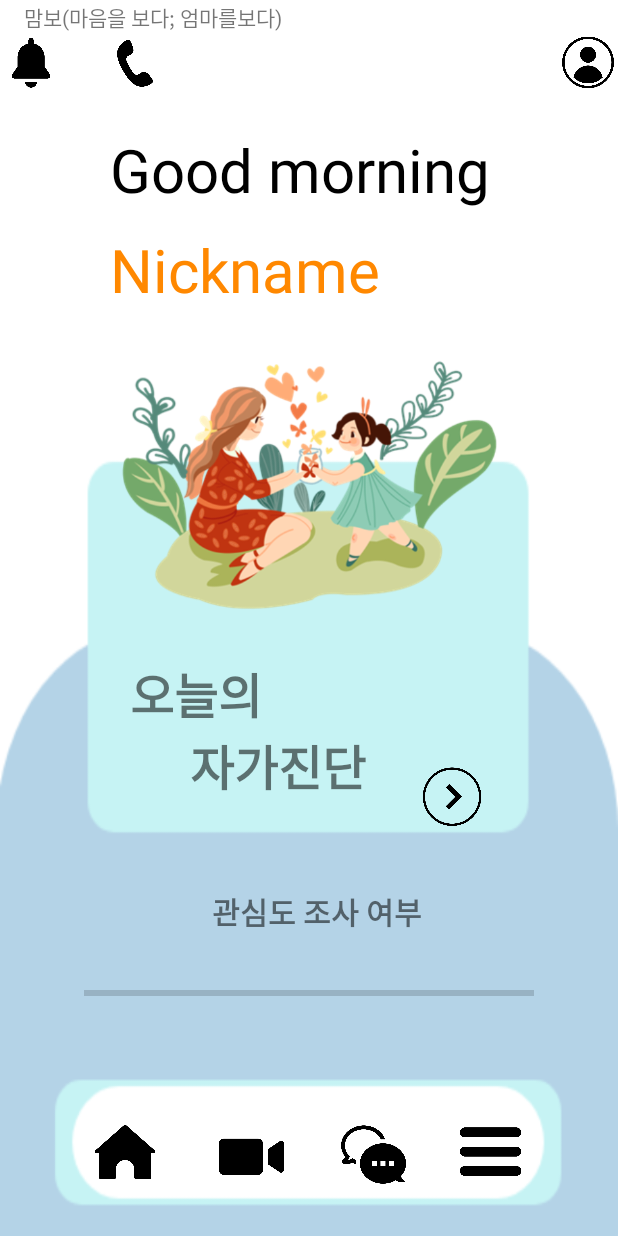
After one commit to 22896/mombo, an Android app: the layout activity_first2.xml on its own in the app's theme, with its tools: preview values and no code run, on a phone screen of 412 x 824 dp. The commit adds this screen. Run offline under Robolectric (Android 15) with nearby library versions, the phone set to English and light mode, and no system bars.

Commit message:
가족용 메인 다시만들었긔...

```diff
--- a/app/src/main/res/layout/activity_camera.xml
+++ b/app/src/main/res/layout/activity_camera.xml
@@ -5,6 +5,7 @@
     android:id="@+id/back"
     android:layout_width="match_parent"
     android:layout_height="match_parent"
+    android:background="@drawable/saaaa"
     tools:context=".camera">
 
     <ImageButton
@@ -138,4 +139,5 @@
         app:layout_constraintHorizontal_bias="0.489"
         app:layout_constraintStart_toStartOf="parent"
         app:layout_constraintTop_toTopOf="parent" />
+
 </androidx.constraintlayout.widget.ConstraintLayout>
--- a/app/src/main/res/layout/activity_choice.xml
+++ b/app/src/main/res/layout/activity_choice.xml
@@ -4,6 +4,7 @@
     xmlns:tools="http://schemas.android.com/tools"
     android:layout_width="match_parent"
     android:layout_height="match_parent"
+
     tools:context=".MainActivity">
 
     <TextView
--- /dev/null
+++ b/app/src/main/res/layout/activity_first2.xml
@@ -0,0 +1,280 @@
+<?xml version="1.0" encoding="utf-8"?>
+<androidx.constraintlayout.widget.ConstraintLayout xmlns:android="http://schemas.android.com/apk/res/android"
+    xmlns:app="http://schemas.android.com/apk/res-auto"
+    xmlns:tools="http://schemas.android.com/tools"
+    android:layout_width="match_parent"
+    android:layout_height="match_parent"
+    android:background="@drawable/dfss">
+
+
+    <ImageView
+        android:id="@+id/imageView"
+        android:layout_width="349dp"
+        android:layout_height="258dp"
+        app:layout_constraintBottom_toBottomOf="parent"
+        app:layout_constraintEnd_toEndOf="parent"
+        app:layout_constraintStart_toStartOf="parent"
+        app:layout_constraintTop_toTopOf="parent"
+        app:layout_constraintVertical_bias="0.344"
+        app:srcCompat="@drawable/photo2" />
+
+    <TextView
+        android:id="@+id/textView"
+        android:layout_width="331dp"
+        android:layout_height="58dp"
+        android:layout_marginStart="73dp"
+        android:layout_marginLeft="73dp"
+        android:layout_marginEnd="20dp"
+        android:layout_marginRight="20dp"
+        android:text="Good morning"
+        android:textColor="@android:color/black"
+        android:textSize="40sp"
+        app:layout_constraintBottom_toBottomOf="parent"
+        app:layout_constraintEnd_toEndOf="parent"
+        app:layout_constraintHorizontal_bias="0.0"
+        app:layout_constraintStart_toStartOf="parent"
+        app:layout_constraintTop_toTopOf="parent"
+        app:layout_constraintVertical_bias="0.112" />
+
+    <TextView
+        android:id="@+id/textView4"
+        android:layout_width="331dp"
+        android:layout_height="58dp"
+        android:layout_marginStart="73dp"
+        android:layout_marginLeft="73dp"
+        android:layout_marginEnd="20dp"
+        android:layout_marginRight="20dp"
+        android:layout_marginBottom="1dp"
+        android:text="Nickname"
+        android:textColor="@android:color/holo_orange_dark"
+        android:textSize="40sp"
+        app:layout_constraintBottom_toBottomOf="parent"
+        app:layout_constraintEnd_toEndOf="parent"
+        app:layout_constraintHorizontal_bias="0.0"
+        app:layout_constraintStart_toStartOf="parent"
+        app:layout_constraintTop_toTopOf="parent"
+        app:layout_constraintVertical_bias="0.2" />
+
+    <TextView
+        android:id="@+id/textView3"
+        android:layout_width="wrap_content"
+        android:layout_height="wrap_content"
+        android:layout_marginStart="16dp"
+        android:layout_marginLeft="16dp"
+        android:layout_marginEnd="220dp"
+        android:layout_marginRight="220dp"
+        android:layout_marginBottom="9dp"
+        android:text="맘보(마음을 보다; 엄마를보다)"
+        app:layout_constraintBottom_toBottomOf="parent"
+        app:layout_constraintEnd_toEndOf="parent"
+        app:layout_constraintHorizontal_bias="0.0"
+        app:layout_constraintStart_toStartOf="parent"
+        app:layout_constraintTop_toTopOf="parent"
+        app:layout_constraintVertical_bias="0.001" />
+
+    <ImageButton
+        android:id="@+id/imageButton6"
+        android:layout_width="40dp"
+        android:layout_height="40dp"
+        android:layout_marginStart="16dp"
+        android:layout_marginLeft="16dp"
+        android:layout_marginEnd="13dp"
+        android:layout_marginRight="13dp"
+        android:background="@android:color/transparent"
+        android:padding="0dp"
+        android:scaleType="fitCenter"
+        app:layout_constraintBottom_toBottomOf="parent"
+        app:layout_constraintEnd_toStartOf="@+id/imageButton7"
+        app:layout_constraintStart_toStartOf="parent"
+        app:layout_constraintTop_toTopOf="parent"
+        app:layout_constraintVertical_bias="0.028"
+        app:srcCompat="@drawable/noun_bell_3319638" />
+
+    <ImageButton
+        android:id="@+id/imageButton7"
+        android:layout_width="40dp"
+        android:layout_height="40dp"
+        android:layout_marginStart="16dp"
+        android:layout_marginLeft="16dp"
+        android:layout_marginEnd="246dp"
+        android:layout_marginRight="246dp"
+        android:background="@android:color/transparent"
+        android:padding="0dp"
+        android:scaleType="fitCenter"
+        app:layout_constraintBottom_toBottomOf="parent"
+        app:layout_constraintEnd_toStartOf="@+id/imageButton8"
+        app:layout_constraintStart_toEndOf="@+id/imageButton6"
+        app:layout_constraintTop_toBottomOf="@+id/textView3"
+        app:layout_constraintVertical_bias="0.0"
+        app:srcCompat="@drawable/noun_phone_1778832" />
+
+    <ImageButton
+        android:id="@+id/imageButton8"
+        android:layout_width="40dp"
+        android:layout_height="40dp"
+        android:layout_marginStart="16dp"
+        android:layout_marginLeft="16dp"
+        android:layout_marginEnd="16dp"
+        android:layout_marginRight="16dp"
+        android:background="@android:color/transparent"
+        android:padding="0dp"
+        android:scaleType="fitCenter"
+        app:layout_constraintBottom_toBottomOf="parent"
+        app:layout_constraintEnd_toEndOf="parent"
+        app:layout_constraintStart_toEndOf="@+id/imageButton7"
+        app:layout_constraintTop_toTopOf="parent"
+        app:layout_constraintVertical_bias="0.028"
+        app:srcCompat="@drawable/noun_user_2699583" />
+
+    <ImageButton
+        android:id="@+id/imageButton9"
+        android:layout_width="52dp"
+        android:layout_height="48dp"
+        android:layout_marginStart="53dp"
+        android:layout_marginLeft="53dp"
+        android:layout_marginEnd="18dp"
+        android:layout_marginRight="18dp"
+        android:layout_marginBottom="32dp"
+        android:background="@android:color/transparent"
+        android:padding="0dp"
+        android:scaleType="fitCenter"
+        app:layout_constraintBottom_toBottomOf="parent"
+        app:layout_constraintEnd_toStartOf="@+id/imageButton10"
+        app:layout_constraintStart_toStartOf="parent"
+        app:srcCompat="@drawable/noun_home_800461" />
+
+    <ImageButton
+        android:id="@+id/imageButton10"
+        android:layout_width="58dp"
+        android:layout_height="52dp"
+        android:layout_marginStart="6dp"
+        android:layout_marginLeft="6dp"
+        android:layout_marginEnd="23dp"
+        android:layout_marginRight="23dp"
+        android:layout_marginBottom="28dp"
+        android:background="@android:color/transparent"
+        android:padding="0dp"
+        android:scaleType="fitCenter"
+        app:layout_constraintBottom_toBottomOf="parent"
+        app:layout_constraintEnd_toStartOf="@+id/imageButton11"
+        app:layout_constraintStart_toEndOf="@+id/imageButton9"
+        app:srcCompat="@drawable/noun_video_camera_3318574" />
+
+    <ImageButton
+        android:id="@+id/imageButton11"
+        android:layout_width="51dp"
+        android:layout_height="45dp"
+        android:layout_marginEnd="10dp"
+        android:layout_marginRight="10dp"
+        android:layout_marginBottom="32dp"
+        android:background="@android:color/transparent"
+        android:padding="0dp"
+        android:scaleType="fitCenter"
+        app:layout_constraintBottom_toBottomOf="parent"
+        app:layout_constraintEnd_toStartOf="@+id/imageButton12"
+        app:layout_constraintStart_toEndOf="@+id/imageButton10"
+        app:srcCompat="@drawable/noun_talking_546894" />
+
+    <ImageButton
+        android:id="@+id/imageButton12"
+        android:layout_width="47dp"
+        android:layout_height="42dp"
+        android:layout_marginStart="14dp"
+        android:layout_marginLeft="14dp"
+        android:layout_marginEnd="57dp"
+        android:layout_marginRight="57dp"
+        android:layout_marginBottom="36dp"
+        android:background="@android:color/transparent"
+        android:padding="0dp"
+        android:scaleType="fitCenter"
+        app:layout_constraintBottom_toBottomOf="parent"
+        app:layout_constraintEnd_toEndOf="parent"
+        app:layout_constraintStart_toEndOf="@+id/imageButton11"
+        app:srcCompat="@drawable/noun_menu_2091765" />
+
+    <ImageButton
+        android:id="@+id/imageButton13"
+        android:layout_width="45dp"
+        android:layout_height="45dp"
+        android:layout_marginStart="1dp"
+        android:layout_marginLeft="1dp"
+        android:layout_marginEnd="70dp"
+        android:layout_marginRight="70dp"
+        android:layout_marginBottom="167dp"
+        android:background="@android:color/transparent"
+        android:padding="0dp"
+        android:scaleType="fitCenter"
+        app:layout_constraintBottom_toBottomOf="parent"
+        app:layout_constraintEnd_toEndOf="parent"
+        app:layout_constraintHorizontal_bias="0.645"
+        app:layout_constraintStart_toEndOf="@+id/textView5"
+        app:layout_constraintTop_toTopOf="parent"
+        app:layout_constraintVertical_bias="0.832"
+        app:srcCompat="@drawable/noun_next_1096193" />
+
+    <TextView
+        android:id="@+id/textView7"
+        android:layout_width="wrap_content"
+        android:layout_height="wrap_content"
+        android:text="오늘의"
+        android:textSize="32sp"
+        android:textStyle="bold"
+        app:layout_constraintBottom_toTopOf="@+id/textView5"
+        app:layout_constraintEnd_toEndOf="parent"
+        app:layout_constraintHorizontal_bias="0.268"
+        app:layout_constraintStart_toStartOf="parent"
+        app:layout_constraintTop_toTopOf="parent"
+        app:layout_constraintVertical_bias="1.0" />
+
+    <TextView
+        android:id="@+id/textView5"
+        android:layout_width="wrap_content"
+        android:layout_height="wrap_content"
+        android:text="자가진단"
+        android:textSize="32sp"
+        android:textStyle="bold"
+        app:layout_constraintBottom_toBottomOf="parent"
+        app:layout_constraintEnd_toEndOf="parent"
+        app:layout_constraintHorizontal_bias="0.429"
+        app:layout_constraintStart_toStartOf="parent"
+        app:layout_constraintTop_toTopOf="parent"
+        app:layout_constraintVertical_bias="0.627" />
+
+    <TextView
+        android:id="@+id/textView6"
+        android:layout_width="wrap_content"
+        android:layout_height="wrap_content"
+        android:layout_marginStart="154dp"
+        android:layout_marginLeft="154dp"
+        android:layout_marginTop="32dp"
+        android:layout_marginEnd="155dp"
+        android:layout_marginRight="155dp"
+        android:text="관심도 조사 여부"
+        android:textSize="20sp"
+        android:textStyle="bold"
+        app:layout_constraintBottom_toBottomOf="parent"
+        app:layout_constraintEnd_toEndOf="parent"
+        app:layout_constraintHorizontal_bias="0.355"
+        app:layout_constraintStart_toStartOf="parent"
+        app:layout_constraintTop_toTopOf="parent"
+        app:layout_constraintVertical_bias="0.736" />
+
+    <ProgressBar
+        android:id="@+id/progressBar3"
+        style="?android:attr/progressBarStyleHorizontal"
+        android:layout_width="300dp"
+        android:layout_height="30dp"
+        android:layout_marginStart="55dp"
+        android:layout_marginLeft="55dp"
+        android:layout_marginTop="18dp"
+        android:layout_marginEnd="56dp"
+        android:layout_marginRight="56dp"
+        android:layout_marginBottom="60dp"
+        android:indeterminate="false"
+        app:layout_constraintBottom_toTopOf="@+id/imageButton9"
+        app:layout_constraintEnd_toEndOf="parent"
+        app:layout_constraintStart_toStartOf="parent"
+        app:layout_constraintTop_toBottomOf="@+id/textView6" />
+
+
+</androidx.constraintlayout.widget.ConstraintLayout>
--- a/app/src/main/res/layout/activity_record.xml
+++ b/app/src/main/res/layout/activity_record.xml
@@ -4,6 +4,7 @@
     xmlns:tools="http://schemas.android.com/tools"
     android:layout_width="match_parent"
     android:layout_height="match_parent"
+    android:background="@drawable/saaaa"
     tools:context=".Record">
 
     <ImageButton
--- a/app/src/main/res/layout/activity_selfdiagnosis.xml
+++ b/app/src/main/res/layout/activity_selfdiagnosis.xml
@@ -4,6 +4,7 @@
     xmlns:tools="http://schemas.android.com/tools"
     android:layout_width="match_parent"
     android:layout_height="match_parent"
+    android:background="@drawable/saaaa"
     tools:context=".selfdiagnosis">
 
     <ImageButton
--- a/app/src/main/res/layout/activity_selfdiagnosis10.xml
+++ b/app/src/main/res/layout/activity_selfdiagnosis10.xml
@@ -4,6 +4,7 @@
     xmlns:tools="http://schemas.android.com/tools"
     android:layout_width="match_parent"
     android:layout_height="match_parent"
+    android:background="@drawable/saaaa"
     tools:context=".selfdiagnosis10">
 
     <ImageButton
--- a/app/src/main/res/layout/activity_selfdiagnosis11.xml
+++ b/app/src/main/res/layout/activity_selfdiagnosis11.xml
@@ -4,6 +4,7 @@
     xmlns:tools="http://schemas.android.com/tools"
     android:layout_width="match_parent"
     android:layout_height="match_parent"
+    android:background="@drawable/saaaa"
     tools:context=".selfdiagnosis11">
 
     <ImageButton
--- a/app/src/main/res/layout/activity_selfdiagnosis2.xml
+++ b/app/src/main/res/layout/activity_selfdiagnosis2.xml
@@ -172,10 +172,12 @@
         android:id="@+id/checkBox11"
         android:layout_width="303dp"
         android:layout_height="30dp"
+        android:layout_marginEnd="56dp"
+        android:layout_marginRight="56dp"
         android:text="아니다"
         android:textSize="24sp"
-        tools:layout_editor_absoluteX="52dp"
-        tools:layout_editor_absoluteY="295dp" />
+        app:layout_constraintBottom_toTopOf="@+id/checkBox12"
+        app:layout_constraintEnd_toEndOf="parent" />
 
     <CheckBox
         android:id="@+id/checkBox12"
--- a/app/src/main/res/layout/activity_selfdiagnosis3.xml
+++ b/app/src/main/res/layout/activity_selfdiagnosis3.xml
@@ -4,6 +4,7 @@
     xmlns:tools="http://schemas.android.com/tools"
     android:layout_width="match_parent"
     android:layout_height="match_parent"
+    android:background="@drawable/saaaa"
     tools:context=".selfdiagnosis3">
 
     <ImageButton
--- a/app/src/main/res/layout/activity_selfdiagnosis4.xml
+++ b/app/src/main/res/layout/activity_selfdiagnosis4.xml
@@ -4,6 +4,7 @@
     xmlns:tools="http://schemas.android.com/tools"
     android:layout_width="match_parent"
     android:layout_height="match_parent"
+    android:background="@drawable/saaaa"
     tools:context=".selfdiagnosis4">
 
     <ImageButton
--- a/app/src/main/res/layout/activity_selfdiagnosis5.xml
+++ b/app/src/main/res/layout/activity_selfdiagnosis5.xml
@@ -4,6 +4,7 @@
     xmlns:tools="http://schemas.android.com/tools"
     android:layout_width="match_parent"
     android:layout_height="match_parent"
+    android:background="@drawable/saaaa"
     tools:context=".selfdiagnosis5">
 
     <ImageButton
--- a/app/src/main/res/layout/activity_selfdiagnosis6.xml
+++ b/app/src/main/res/layout/activity_selfdiagnosis6.xml
@@ -4,6 +4,7 @@
     xmlns:tools="http://schemas.android.com/tools"
     android:layout_width="match_parent"
     android:layout_height="match_parent"
+    android:background="@drawable/saaaa"
     tools:context=".selfdiagnosis6">
 
     <ImageButton
--- a/app/src/main/res/layout/activity_selfdiagnosis7.xml
+++ b/app/src/main/res/layout/activity_selfdiagnosis7.xml
@@ -4,6 +4,7 @@
     xmlns:tools="http://schemas.android.com/tools"
     android:layout_width="match_parent"
     android:layout_height="match_parent"
+    android:background="@drawable/saaaa"
     tools:context=".selfdiagnosis7">
 
     <ImageButton
--- a/app/src/main/res/layout/activity_selfdiagnosis8.xml
+++ b/app/src/main/res/layout/activity_selfdiagnosis8.xml
@@ -4,6 +4,7 @@
     xmlns:tools="http://schemas.android.com/tools"
     android:layout_width="match_parent"
     android:layout_height="match_parent"
+    android:background="@drawable/saaaa"
     tools:context=".selfdiagnosis8">
 
     <ImageButton
--- a/app/src/main/res/layout/activity_selfdiagnosis9.xml
+++ b/app/src/main/res/layout/activity_selfdiagnosis9.xml
@@ -4,6 +4,7 @@
     xmlns:tools="http://schemas.android.com/tools"
     android:layout_width="match_parent"
     android:layout_height="match_parent"
+    android:background="@drawable/saaaa"
     tools:context=".selfdiagnosis9">
 
     <ImageButton
```
Also changed, not shown: app/src/main/res/drawable/saaaa.PNG (added).
